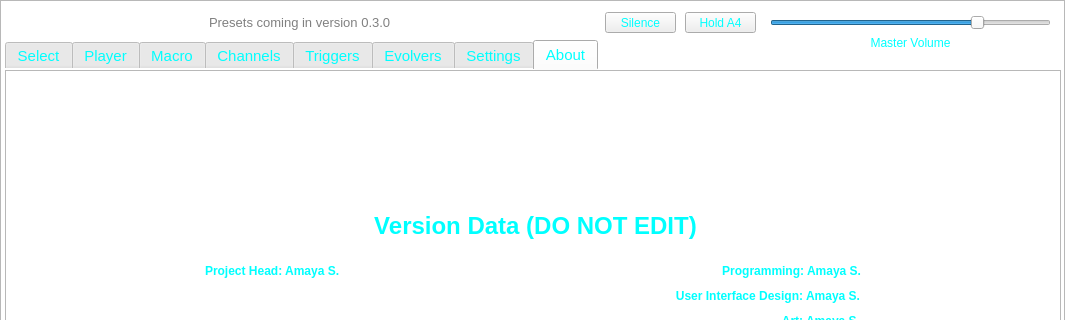
First picture: the form in ui/sbmain/soundbenchmain.ui, repository TheDaemoness/Soundbench, before the edit; both pictures show x 0 to 1065 and y 0 to 320 of the 1065 by 573 pixel window.
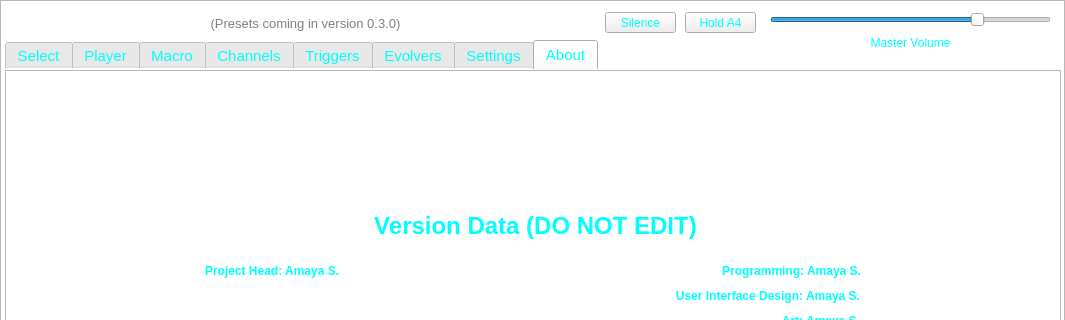
Second picture: the form after the edit. Icons and pictures are not drawn.

Patch:
```diff
--- a/ui/sbmain/soundbenchmain.ui
+++ b/ui/sbmain/soundbenchmain.ui
@@ -1730,64 +1730,13 @@
      </widget>
     </widget>
    </widget>
-   <widget class="QLineEdit" name="presetName">
-    <property name="enabled">
-     <bool>false</bool>
-    </property>
-    <property name="geometry">
-     <rect>
-      <x>15</x>
-      <y>12</y>
-      <width>571</width>
-      <height>21</height>
-     </rect>
-    </property>
-    <property name="font">
-     <font>
-      <family>Ubuntu</family>
-      <pointsize>10</pointsize>
-     </font>
-    </property>
-    <property name="toolTip">
-     <string>&lt;!DOCTYPE HTML PUBLIC &quot;-//W3C//DTD HTML 4.0//EN&quot; &quot;http://www.w3.org/TR/REC-html40/strict.dtd&quot;&gt;
-&lt;html&gt;&lt;head&gt;&lt;meta name=&quot;qrichtext&quot; content=&quot;1&quot; /&gt;&lt;style type=&quot;text/css&quot;&gt;
-p, li { white-space: pre-wrap; }
-&lt;/style&gt;&lt;/head&gt;&lt;body style=&quot; font-family:'Ubuntu'; font-size:10pt; font-weight:400; font-style:normal;&quot;&gt;
-&lt;p style=&quot;-qt-paragraph-type:empty; margin-top:0px; margin-bottom:0px; margin-left:0px; margin-right:0px; -qt-block-indent:0; text-indent:0px; font-family:'Cantarell';&quot;&gt;&lt;/p&gt;&lt;/body&gt;&lt;/html&gt;</string>
-    </property>
-    <property name="styleSheet">
-     <string notr="true">QLineEdit {
-	border-image: url(:/textboxes/textbox_long_idle.png)
-}
-QLineEdit:disabled {
-	border-image: url(:/textboxes/textbox_long_disabled.png);
-	color: gray;
-}
-</string>
-    </property>
-    <property name="inputMethodHints">
-     <set>Qt::ImhEmailCharactersOnly</set>
-    </property>
-    <property name="text">
-     <string>Presets coming in version 0.3.0</string>
-    </property>
-    <property name="maxLength">
-     <number>256</number>
-    </property>
-    <property name="frame">
-     <bool>false</bool>
-    </property>
-    <property name="alignment">
-     <set>Qt::AlignCenter</set>
-    </property>
-   </widget>
    <widget class="QSlider" name="volumeSlider">
     <property name="geometry">
      <rect>
       <x>770</x>
       <y>10</y>
       <width>281</width>
-      <height>25</height>
+      <height>20</height>
      </rect>
     </property>
     <property name="cursor">
@@ -1958,6 +1907,35 @@
      <bool>true</bool>
     </property>
    </widget>
+   <widget class="QLabel" name="presetLabel">
+    <property name="geometry">
+     <rect>
+      <x>15</x>
+      <y>10</y>
+      <width>581</width>
+      <height>26</height>
+     </rect>
+    </property>
+    <property name="font">
+     <font>
+      <pointsize>10</pointsize>
+      <weight>50</weight>
+      <italic>false</italic>
+      <bold>false</bold>
+     </font>
+    </property>
+    <property name="styleSheet">
+     <string notr="true">QLabel {
+	color: gray;
+}</string>
+    </property>
+    <property name="text">
+     <string>(Presets coming in version 0.3.0)</string>
+    </property>
+    <property name="alignment">
+     <set>Qt::AlignCenter</set>
+    </property>
+   </widget>
   </widget>
  </widget>
  <layoutdefault spacing="6" margin="11"/>
```
Left out of the diff: 6 changed lines with no effect on the pictures.
